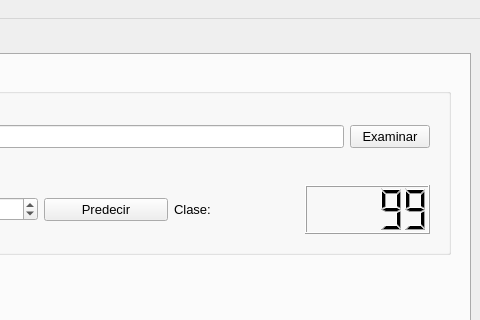
This is window.ui in gabrielhruza/iatpi as Qt 5 draws it before an edit; both pictures show x 320 to 800 and y 0 to 320 of the 800 by 600 pixel window. The edited form follows.
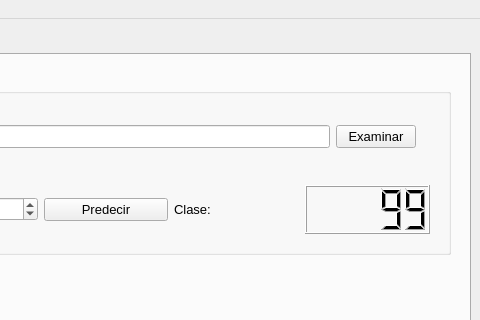
This is the edited form. The open tabs and pages were chosen to show the change. Custom widgets are drawn as their Qt base class.

Commit message: agregue helpers

```diff
--- a/window.ui
+++ b/window.ui
@@ -583,6 +583,16 @@
                    </property>
                   </widget>
                  </item>
+                 <item>
+                  <widget class="QLabel" name="help_test_punto">
+                   <property name="cursor">
+                    <cursorShape>WhatsThisCursor</cursorShape>
+                   </property>
+                   <property name="text">
+                    <string/>
+                   </property>
+                  </widget>
+                 </item>
                 </layout>
                </widget>
               </item>
```
Left out of the diff: 2 changed lines with no effect on the pictures. The commit also changes 1 other file.
